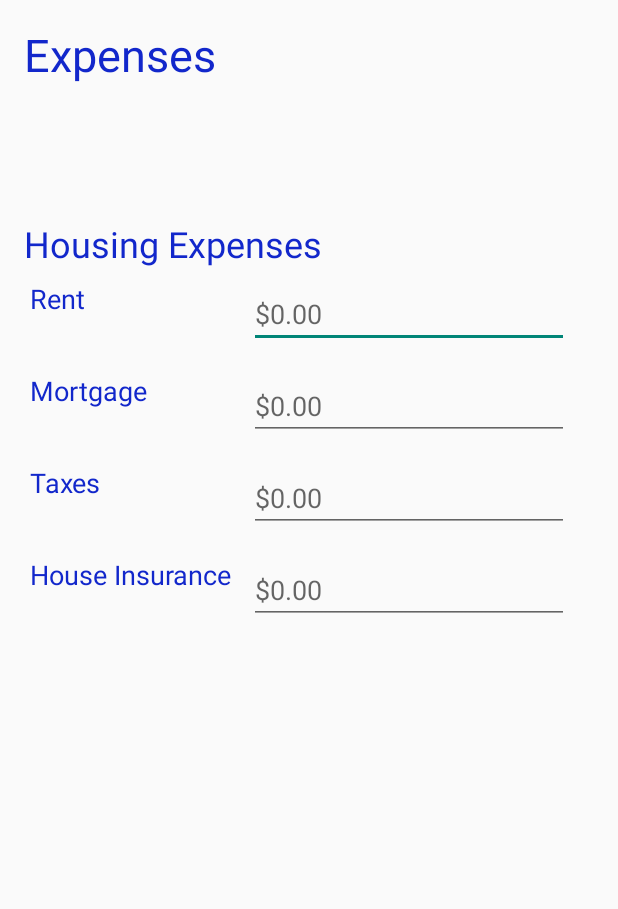
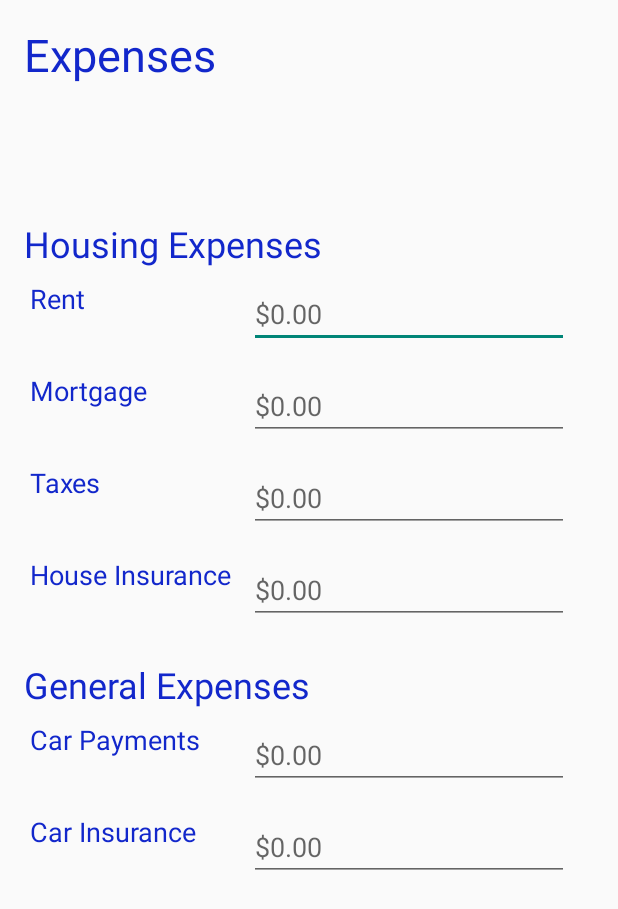
Before and after one commit to CIS4952/CIS4951, an Android app: the scrollingExpenseInputPage screen opened directly, with no data from a screen before it, on a phone screen of 412 x 824 dp. Shown: the top 909 px of the screen. Run offline under Robolectric (Android 15) with nearby library versions, the phone set to English and light mode, and no system bars.

Commit message:
Expenses page progress update

```diff
--- a/app/src/main/res/layout/activity_scrolling_expense_input_page.xml
+++ b/app/src/main/res/layout/activity_scrolling_expense_input_page.xml
@@ -154,6 +154,69 @@
                 app:layout_constraintEnd_toEndOf="parent"
                 app:layout_constraintTop_toBottomOf="@+id/editTxtTaxes" />
 
+            <TextView
+                android:id="@+id/textView17"
+                android:layout_width="0dp"
+                android:layout_height="wrap_content"
+                android:layout_marginTop="24dp"
+                android:text="@string/txtViewGeneralExpenses"
+                android:textColor="@color/blueText"
+                android:textSize="24sp"
+                app:layout_constraintStart_toStartOf="parent"
+                app:layout_constraintTop_toBottomOf="@+id/editTxtHouseInsurance" />
+
+            <TextView
+                android:id="@+id/textView18"
+                android:layout_width="wrap_content"
+                android:layout_height="wrap_content"
+                android:layout_marginLeft="4dp"
+                android:layout_marginStart="4dp"
+                android:layout_marginTop="8dp"
+                android:text="@string/txtViewCarPayments"
+                android:textColor="@color/blueText"
+                android:textSize="18sp"
+                app:layout_constraintStart_toStartOf="parent"
+                app:layout_constraintTop_toBottomOf="@+id/textView17" />
+
+            <EditText
+                android:id="@+id/editTxtCarPayments"
+                android:layout_width="wrap_content"
+                android:layout_height="wrap_content"
+                android:layout_marginEnd="16dp"
+                android:layout_marginRight="16dp"
+                android:layout_marginTop="8dp"
+                android:ems="10"
+                android:hint="@string/editTextEnterAmount"
+                android:inputType="numberDecimal"
+                app:layout_constraintEnd_toEndOf="parent"
+                app:layout_constraintTop_toBottomOf="@+id/textView17" />
+
+            <TextView
+                android:id="@+id/textView19"
+                android:layout_width="wrap_content"
+                android:layout_height="wrap_content"
+                android:layout_marginLeft="4dp"
+                android:layout_marginStart="4dp"
+                android:layout_marginTop="16dp"
+                android:text="@string/txtViewCarInsurance"
+                android:textColor="@color/blueText"
+                android:textSize="18sp"
+                app:layout_constraintStart_toStartOf="parent"
+                app:layout_constraintTop_toBottomOf="@+id/editTxtCarPayments" />
+
+            <EditText
+                android:id="@+id/editTxtCarInsurance"
+                android:layout_width="wrap_content"
+                android:layout_height="wrap_content"
+                android:layout_marginEnd="16dp"
+                android:layout_marginRight="16dp"
+                android:layout_marginTop="16dp"
+                android:ems="10"
+                android:hint="@string/editTextEnterAmount"
+                android:inputType="numberDecimal"
+                app:layout_constraintEnd_toEndOf="parent"
+                app:layout_constraintTop_toBottomOf="@+id/editTxtCarPayments" />
+
         </android.support.constraint.ConstraintLayout>
     </ScrollView>
 
--- a/app/src/main/res/values/strings.xml
+++ b/app/src/main/res/values/strings.xml
@@ -25,9 +25,20 @@
     <string name="editTextEnterAmount">$0.00</string>
     <string name="btnSaveIncome">Save</string>
     <string name="btnSaveExpense">Save</string>
+
     <string name="txtViewHousingExpenses">Housing Expenses</string>
     <string name="txtViewRent">Rent</string>
     <string name="txtViewMortgage">Mortgage</string>
     <string name="txtViewTaxes">Taxes</string>
     <string name="txtViewHouseInsurance">House Insurance</string>
+
+    <string name="txtViewGeneralExpenses">General Expenses</string>
+    <string name="txtViewCarPayments">Car Payments</string>
+    <string name="txtViewCarInsurance">Car Insurance</string>
+    <string name="txtViewPhoneTVInternet">Phone/TV/Internet</string>
+    <string name="txtViewUtilities">Utilities</string>
+    <string name="txtViewCreditCardDebt">Credit Card Debt</string>
+    <string name="txtViewCreditCardPayment">Credit Card Payment</string>
+    <string name="txtViewBusinessDebts">Business Debts</string>
+    <string name="txtViewBusinessPayments">BusinessPayments</string>
 </resources>
```
